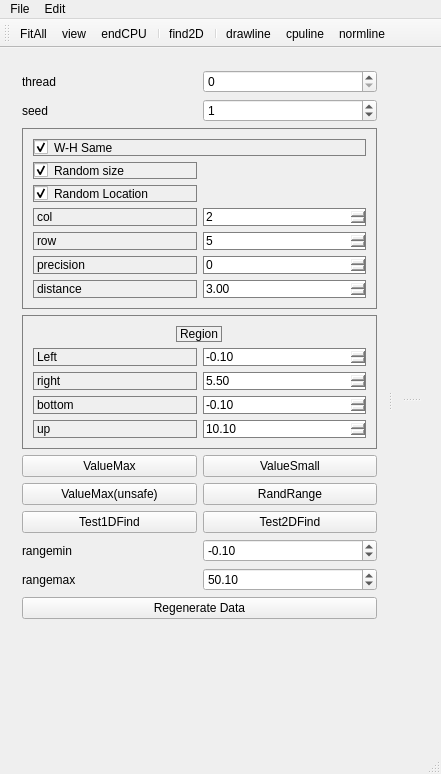
Above: OccDebuger/MainWindowOcc.ui from WisdomToNorth/OccDemo before the change. Below: the same form after it.
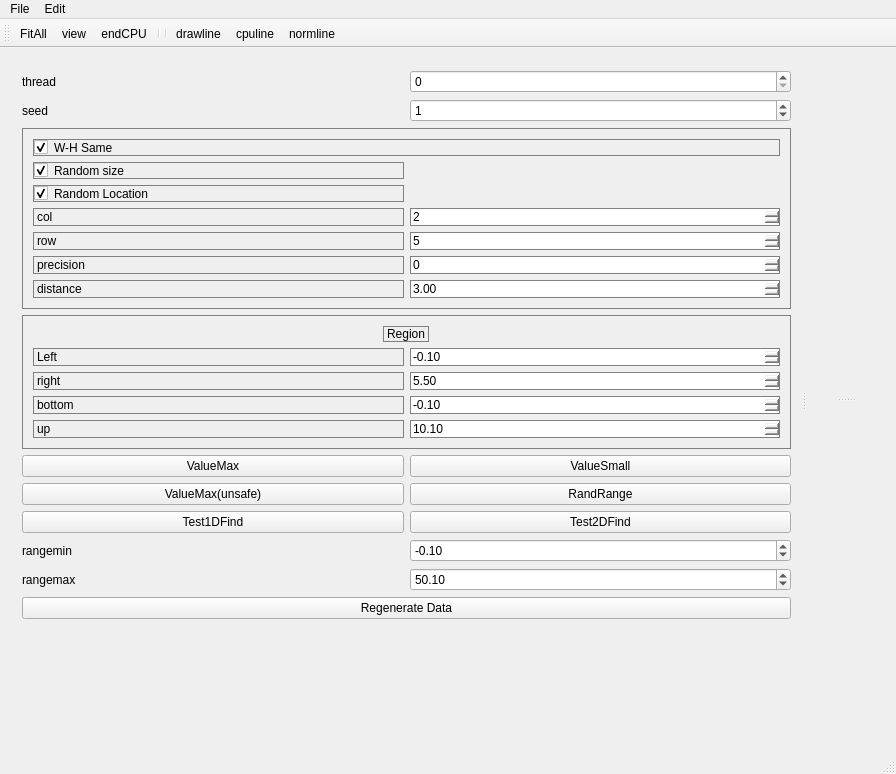
That is the form after the change.

```diff
--- a/OccDebuger/MainWindowOcc.ui
+++ b/OccDebuger/MainWindowOcc.ui
@@ -6,7 +6,7 @@
    <rect>
     <x>0</x>
     <y>0</y>
-    <width>441</width>
+    <width>896</width>
     <height>774</height>
    </rect>
   </property>
@@ -413,7 +413,7 @@
     <rect>
      <x>0</x>
      <y>0</y>
-     <width>441</width>
+     <width>896</width>
      <height>21</height>
     </rect>
    </property>
@@ -456,7 +456,6 @@
    <addaction name="actionview"/>
    <addaction name="actionendCPU"/>
    <addaction name="separator"/>
-   <addaction name="actionfind2D"/>
    <addaction name="separator"/>
    <addaction name="action_drawline"/>
    <addaction name="action_cpuline"/>
```
